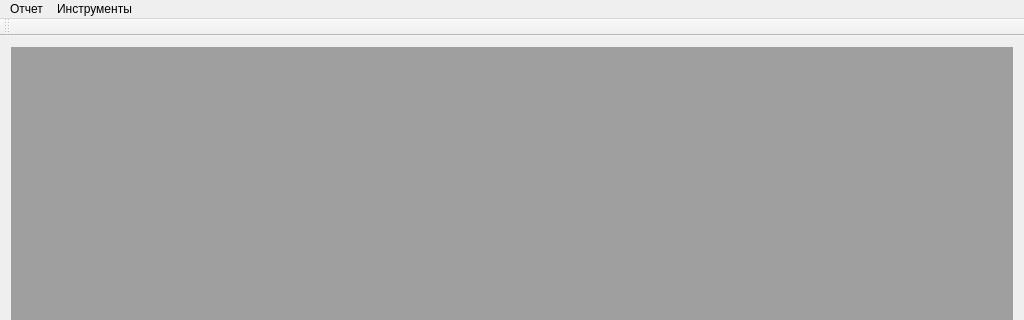
Before: the Qt Designer form mainwindow.ui in Sergeyego/econom, drawn with Qt 5; both pictures show x 0 to 1024 and y 0 to 320 of the 1024 by 730 pixel window.
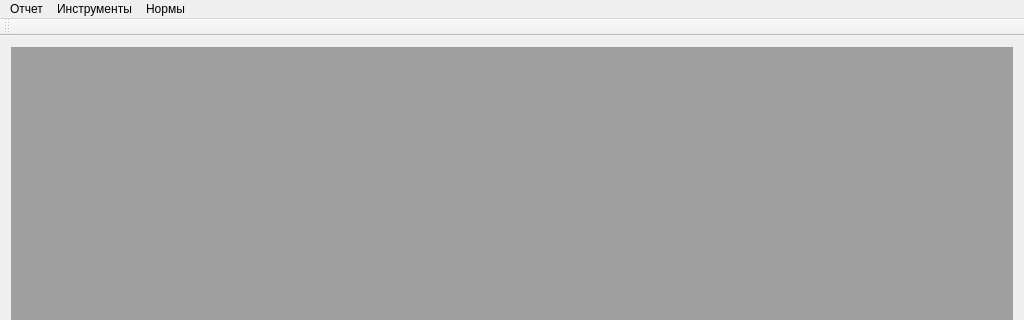
After: the same form once the commit is applied.

```diff
--- a/mainwindow.ui
+++ b/mainwindow.ui
@@ -55,8 +55,15 @@
     </property>
     <addaction name="actionCalc"/>
    </widget>
+   <widget class="QMenu" name="menu_3">
+    <property name="title">
+     <string>Нормы</string>
+    </property>
+    <addaction name="actionNorm"/>
+   </widget>
    <addaction name="menu"/>
    <addaction name="menu_2"/>
+   <addaction name="menu_3"/>
   </widget>
   <widget class="QToolBar" name="mainToolBar">
    <property name="iconSize">
```
Left out of the diff: 5 changed lines with no effect on the pictures.
